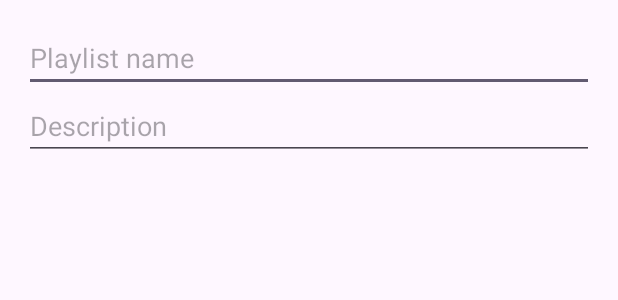
After one commit to xici003/Spotify_App_Clone, an Android app: the layout dialog_add_playlist.xml on its own in the app's theme, with its tools: preview values and no code run, on a phone screen of 412 x 824 dp. The commit adds this screen. Shown: the top 300 px of the screen. Run offline under Robolectric (Android 15) with nearby library versions, the phone set to English and light mode, and no system bars.

Commit message:
them addPlaylist

```diff
--- a/app/src/main/java/com/example/spotify_cloneapp/MainActivity.java
+++ b/app/src/main/java/com/example/spotify_cloneapp/MainActivity.java
@@ -17,6 +17,7 @@ import android.widget.TextView;
 import android.widget.Toast;
 
 import androidx.annotation.NonNull;
+import androidx.annotation.Nullable;
 import androidx.appcompat.app.AppCompatActivity;
 import androidx.core.app.ActivityCompat;
 import androidx.fragment.app.Fragment;
@@ -26,12 +27,15 @@ import androidx.fragment.app.FragmentTransaction;
 import com.example.spotify_cloneapp.APIs.Service;
 import com.example.spotify_cloneapp.Database.PlayListDB;
 import com.example.spotify_cloneapp.Database.PlaylistSongDB;
+import com.example.spotify_cloneapp.Fragments.AlbumDetailFragment;
 import com.example.spotify_cloneapp.Fragments.FavoriteFragment;
 import com.example.spotify_cloneapp.Fragments.HomeFragment;
 import com.example.spotify_cloneapp.Fragments.SearchFragment;
 import com.example.spotify_cloneapp.Models.Album;
 import com.example.spotify_cloneapp.Models.Playlist;
+import com.example.spotify_cloneapp.Models.Song;
 import com.example.spotify_cloneapp.databinding.ActivityMainBinding;
+import com.squareup.picasso.Picasso;
 
 import java.util.ArrayList;
 import java.util.List;
--- /dev/null
+++ b/app/src/main/res/layout/dialog_add_playlist.xml
@@ -0,0 +1,19 @@
+<?xml version="1.0" encoding="utf-8"?>
+<LinearLayout xmlns:android="http://schemas.android.com/apk/res/android"
+    android:layout_width="match_parent"
+    android:layout_height="wrap_content"
+    android:orientation="vertical"
+    android:padding="16dp">
+
+    <EditText
+        android:id="@+id/etName"
+        android:layout_width="match_parent"
+        android:layout_height="wrap_content"
+        android:hint="Playlist name" />
+
+    <EditText
+        android:id="@+id/etDescription"
+        android:layout_width="match_parent"
+        android:layout_height="wrap_content"
+        android:hint="Description" />
+</LinearLayout>
```
Also changed, not shown: app/src/main/AndroidManifest.xml (+2 -11 lines), app/src/main/java/com/example/spotify_cloneapp/Adapters/PlaylistAdapter.java (+4 -14 lines), app/src/main/java/com/example/spotify_cloneapp/Fragments/FavoriteFragment.java (+66 -10 lines), app/src/main/res/layout/fragment_favorite.xml (+10 -4 lines).
